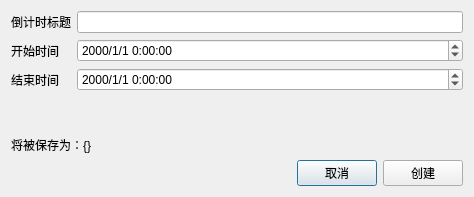
Above: UISource/new_countdown.ui from HelloWRC/W-DesktopCountdown before the change. Below: the same form after it.
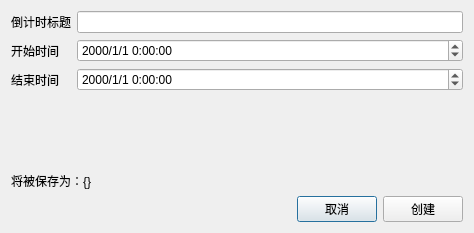
That is the form after the change. Icons and pictures are not drawn.

Diff of the .ui file:
```diff
--- a/UISource/new_countdown.ui
+++ b/UISource/new_countdown.ui
@@ -10,7 +10,7 @@
     <x>0</x>
     <y>0</y>
     <width>474</width>
-    <height>197</height>
+    <height>233</height>
    </rect>
   </property>
   <property name="windowTitle">
```
Left out of the diff: 3 changed lines with no effect on the pictures.
